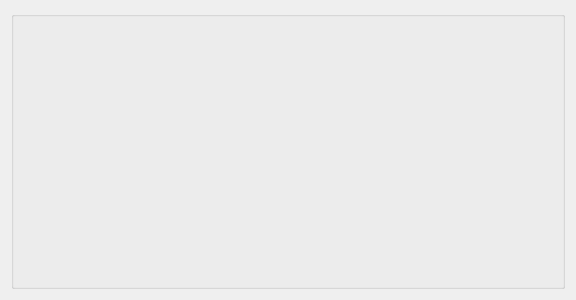
Old version of the form ui/fenetrejoueurstat.ui in the repository flagage/volleyclubstats.
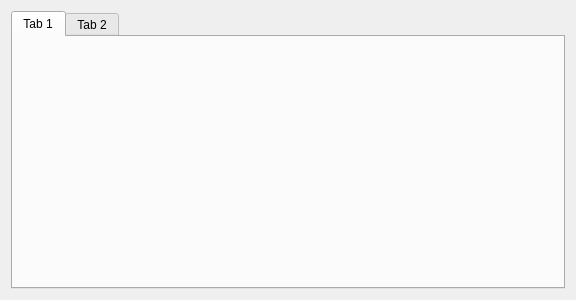
New version of the form.

```diff
--- a/ui/fenetrejoueurstat.ui
+++ b/ui/fenetrejoueurstat.ui
@@ -15,10 +15,17 @@
   </property>
   <layout class="QGridLayout" name="gridLayout">
    <item row="0" column="0">
-    <widget class="QGroupBox" name="groupBox">
-     <property name="title">
-      <string/>
-     </property>
+    <widget class="QTabWidget" name="tabWidget">
+     <widget class="QWidget" name="tab">
+      <attribute name="title">
+       <string>Tab 1</string>
+      </attribute>
+     </widget>
+     <widget class="QWidget" name="tab_2">
+      <attribute name="title">
+       <string>Tab 2</string>
+      </attribute>
+     </widget>
     </widget>
    </item>
   </layout>
```
